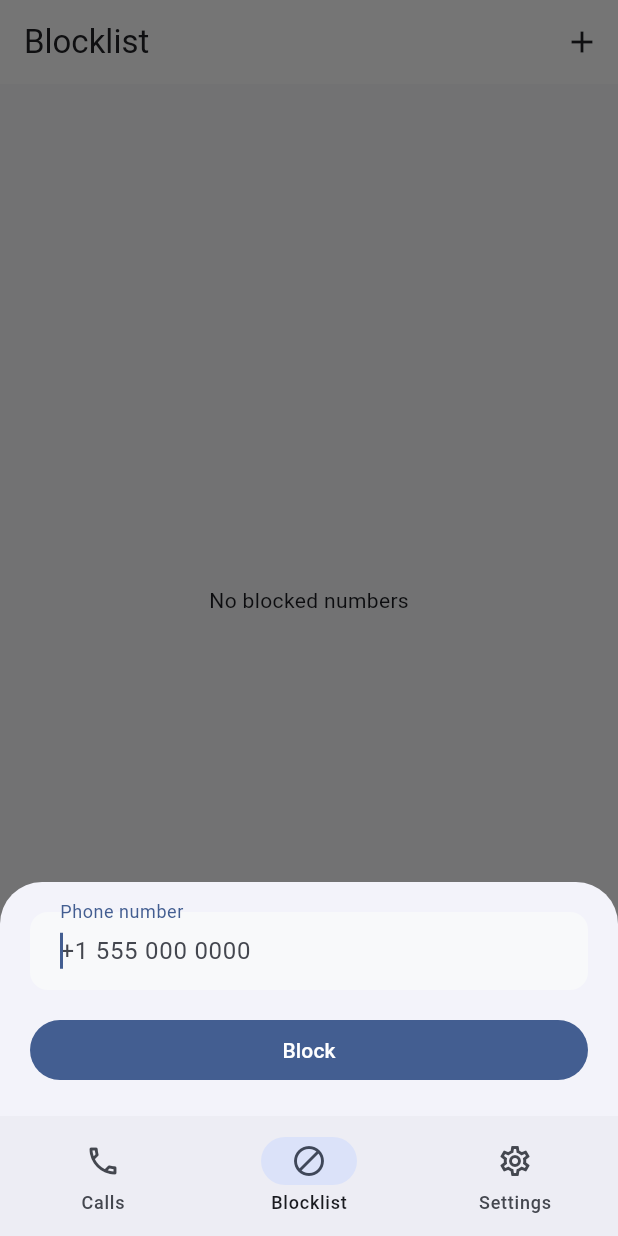
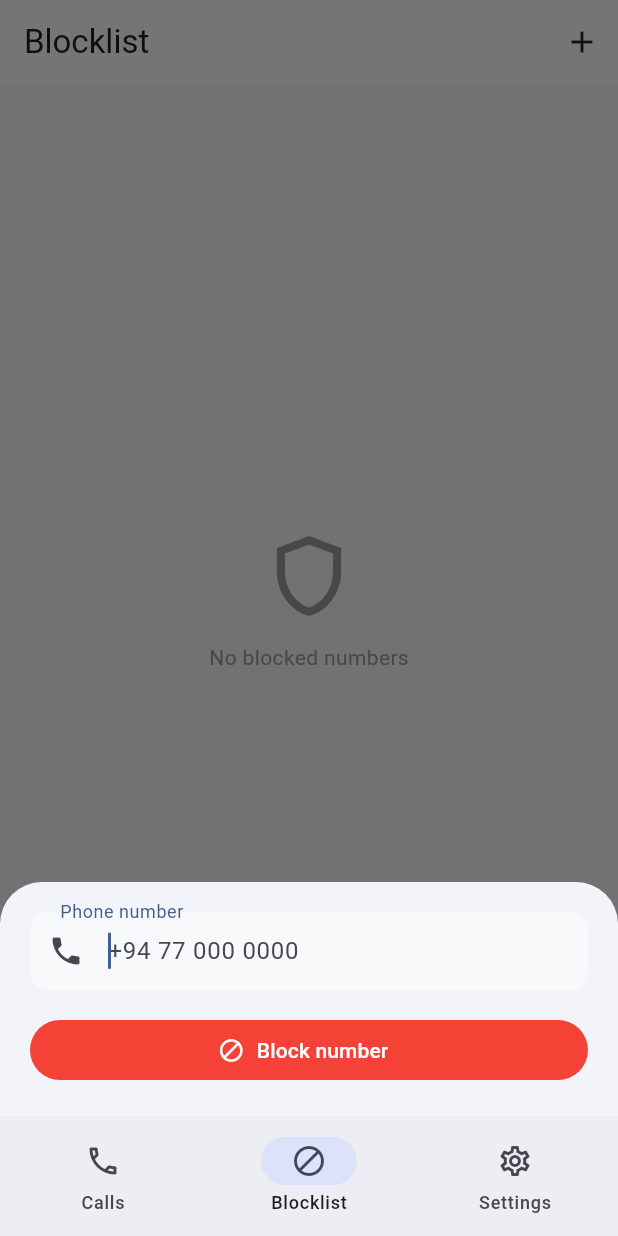
Before and after one commit to damindaaif-alt/sentri, a Flutter app: the BlocklistPage screen opened by its route, after a tap on the "add" icon, on a phone screen of 412 x 824 dp. Run offline on Flutter 3.47's test engine with Material 3 defaults, Android fonts, the phone set to English and light mode, and no system bars; our stand-ins replace dio, equatable, flutter_bloc, flutter_secure_storage, get_it, go_router and 4 more; missing offline and left inert: call_log; accounts and stored records are empty.

Commit message:
fix: use Builder so AppBar action has BlocklistBloc in context
The BlocProvider wraps Scaffold, so the outer build context doesn't
have BlocklistBloc. Wrapping Scaffold in a Builder gives us innerContext
which is inside the provider — required for reading the bloc from the
AppBar + button in the add sheet.

Also polishes empty state (shield icon) and the block button style.

```diff
--- a/lib/features/blocklist/presentation/pages/blocklist_page.dart
+++ b/lib/features/blocklist/presentation/pages/blocklist_page.dart
@@ -11,33 +11,52 @@ class BlocklistPage extends StatelessWidget {
   Widget build(BuildContext context) {
     return BlocProvider(
       create: (_) => getIt<BlocklistBloc>()..add(const BlocklistLoaded()),
-      child: Scaffold(
+      // Builder gives us a context that is inside the BlocProvider so that
+      // the AppBar action can read BlocklistBloc via context.read.
+      child: Builder(
+        builder: (ctx) => Scaffold(
           appBar: AppBar(
             title: const Text('Blocklist'),
             actions: [
               IconButton(
                 icon: const Icon(Icons.add),
-              onPressed: () => _showAddSheet(context),
+                onPressed: () => _showAddSheet(ctx),
               ),
             ],
           ),
           body: BlocBuilder<BlocklistBloc, BlocklistState>(
-          builder: (context, state) => switch (state) {
-            BlocklistLoading() => const Center(child: CircularProgressIndicator()),
+            builder: (ctx, state) => switch (state) {
+              BlocklistLoading() =>
+                const Center(child: CircularProgressIndicator()),
               BlocklistReady(:final numbers) when numbers.isEmpty =>
-              const Center(child: Text('No blocked numbers')),
+                const Center(
+                  child: Column(
+                    mainAxisSize: MainAxisSize.min,
+                    children: [
+                      Icon(Icons.shield_outlined, size: 64, color: Colors.grey),
+                      SizedBox(height: 12),
+                      Text('No blocked numbers',
+                          style: TextStyle(color: Colors.grey)),
+                    ],
+                  ),
+                ),
               BlocklistReady(:final numbers) => ListView.separated(
                   itemCount: numbers.length,
                   separatorBuilder: (_, __) => const Divider(height: 1),
-                itemBuilder: (context, i) {
+                  itemBuilder: (ctx, i) {
                     final n = numbers[i];
                     return ListTile(
-                    leading: const CircleAvatar(child: Icon(Icons.block)),
+                      leading: CircleAvatar(
+                        backgroundColor:
+                            Colors.red.withOpacity(0.15),
+                        child: const Icon(Icons.block, color: Colors.red),
+                      ),
                       title: Text(n.phoneNumber),
                       subtitle: n.label != null ? Text(n.label!) : null,
                       trailing: IconButton(
-                      icon: const Icon(Icons.remove_circle_outline),
-                      onPressed: () => context
+                        icon: const Icon(Icons.remove_circle_outline,
+                            color: Colors.red),
+                        onPressed: () => ctx
                             .read<BlocklistBloc>()
                             .add(BlocklistNumberUnblocked(n.phoneNumber)),
                       ),
@@ -48,18 +67,21 @@ class BlocklistPage extends StatelessWidget {
             },
           ),
         ),
+      ),
     );
   }
 
-  void _showAddSheet(BuildContext outerContext) {
+  void _showAddSheet(BuildContext ctx) {
     final controller = TextEditingController();
     showModalBottomSheet(
-      context: outerContext,
+      context: ctx,
       isScrollControlled: true,
-      builder: (ctx) => Padding(
+      builder: (sheetCtx) => Padding(
         padding: EdgeInsets.only(
-          bottom: MediaQuery.of(ctx).viewInsets.bottom,
-          left: 20, right: 20, top: 20,
+          bottom: MediaQuery.of(sheetCtx).viewInsets.bottom,
+          left: 20,
+          right: 20,
+          top: 20,
         ),
         child: Column(
           mainAxisSize: MainAxisSize.min,
@@ -70,22 +92,27 @@ class BlocklistPage extends StatelessWidget {
               keyboardType: TextInputType.phone,
               decoration: const InputDecoration(
                 labelText: 'Phone number',
-                hintText: '+1 555 000 0000',
+                hintText: '+94 77 000 0000',
+                prefixIcon: Icon(Icons.phone),
               ),
             ),
             const SizedBox(height: 16),
             SizedBox(
               width: double.infinity,
-              child: FilledButton(
+              child: FilledButton.icon(
+                icon: const Icon(Icons.block),
+                label: const Text('Block number'),
+                style: FilledButton.styleFrom(
+                    backgroundColor: Colors.red),
                 onPressed: () {
-                  if (controller.text.trim().isNotEmpty) {
-                    outerContext.read<BlocklistBloc>().add(
-                          BlocklistNumberBlocked(controller.text.trim()),
-                        );
-                    Navigator.of(ctx).pop();
+                  final number = controller.text.trim();
+                  if (number.isNotEmpty) {
+                    ctx
+                        .read<BlocklistBloc>()
+                        .add(BlocklistNumberBlocked(number));
+                    Navigator.of(sheetCtx).pop();
                   }
                 },
-                child: const Text('Block'),
               ),
             ),
             const SizedBox(height: 20),
```
Lines whose indentation alone changed are shown as unchanged.
